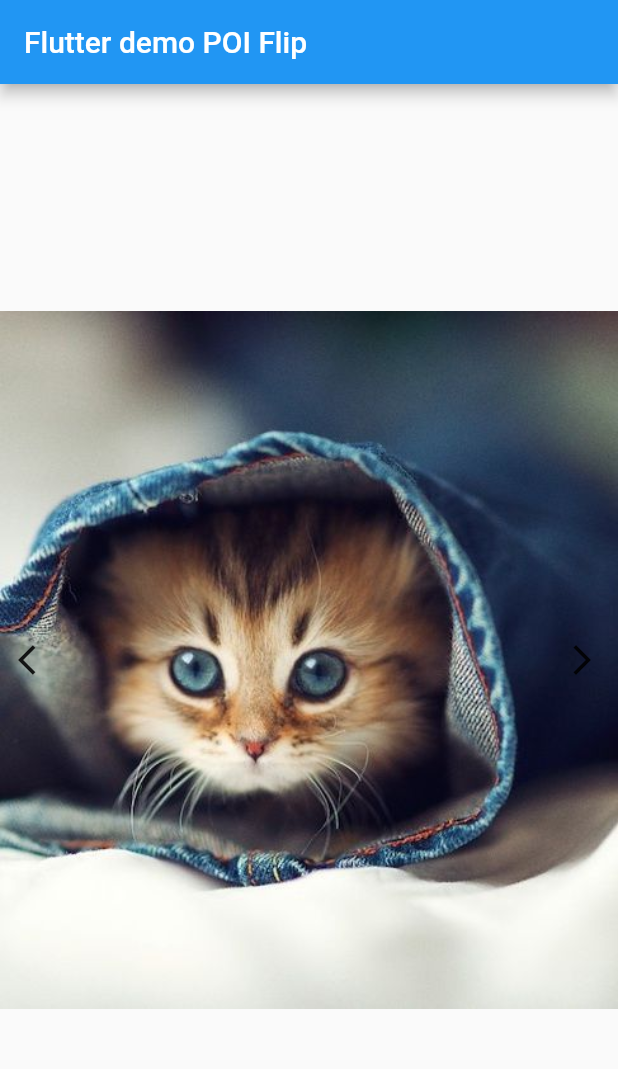
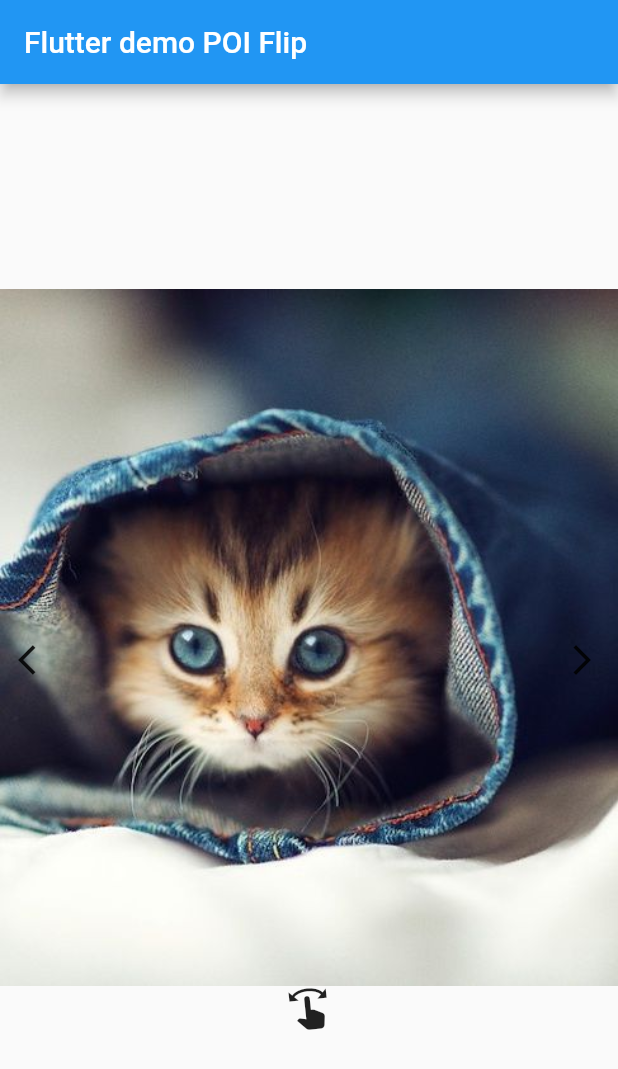
Before and after one commit to AlbaneseRemy/poi_flip, a Flutter app: the screen it shows after launch, on a phone screen of 412 x 824 dp. Shown: the top 1069 px of the screen. Run offline on Flutter 3.47's test engine with Material 2 defaults, Android fonts, the light colour scheme and no system bars.

Commit message:
Added a small indicator that indicated you can swipe

```diff
--- /dev/null
+++ b/lib/animated_swipe.dart
@@ -0,0 +1,58 @@
+import 'package:flutter/material.dart';
+import 'dart:math';
+
+class AnimatedSwipe extends StatefulWidget {
+  const AnimatedSwipe({Key? key}) : super(key: key);
+
+  @override
+  State<AnimatedSwipe> createState() => _AnimatedSwipeState();
+}
+
+class _AnimatedSwipeState extends State<AnimatedSwipe> with SingleTickerProviderStateMixin {
+
+  late AnimationController _controller;
+  late Animation<double> _animation;
+
+
+  @override
+  void initState() {
+    _controller = AnimationController(
+      duration: const Duration(milliseconds: 500),
+      vsync: this,
+    )..repeat(reverse: true);
+
+    final curve = CurvedAnimation(
+      parent: _controller,
+      curve: Curves.easeInOut, // Choose your desired curve here
+    );
+
+    _animation = Tween(begin: -0.05, end: 0.05).animate(curve);
+
+
+    super.initState();
+  }
+
+  @override
+  void dispose(){
+    super.dispose();
+    _controller.dispose();
+  }
+
+  @override
+  Widget build(BuildContext context) {
+    return AnimatedBuilder(
+      animation: _controller,
+      builder: (context, child) {
+        return RotationTransition(
+          turns: _animation,
+          child: Row(
+            mainAxisAlignment: MainAxisAlignment.center,
+            children: const [
+              Icon(Icons.swipe, size: 30,),
+            ],
+          ),
+        );
+      },
+    );
+  }
+}
--- a/lib/main.dart
+++ b/lib/main.dart
@@ -1,4 +1,5 @@
 import 'package:flutter/material.dart';
+import 'package:poi_flip/animated_swipe.dart';
 import 'package:poi_flip/transform_test.dart';
 import 'dart:math';
 
@@ -71,11 +72,15 @@ class _MyHomePageState extends State<MyHomePage> with SingleTickerProviderStateM
       ),
       body: Stack(
         children: <Widget>[
-          Center(
-            child: GestureDetector(
+          GestureDetector(
             onHorizontalDragEnd: (details) => flipImage(details),
-              child: Stack(children: [
+            child: Column(
+              mainAxisAlignment: MainAxisAlignment.center,
+              crossAxisAlignment: CrossAxisAlignment.center,
+              children: [
+                Stack(children: [
                   for (var image in images.reversed)
+
                     Transform(
                         transform: Matrix4.identity()
                           ..setEntry(3, 2, 0.001)
@@ -83,6 +88,8 @@ class _MyHomePageState extends State<MyHomePage> with SingleTickerProviderStateM
                         alignment: FractionalOffset.center,
                         child: Visibility(visible: currentIndex == images.indexOf(image), child: Image.asset(image, fit: BoxFit.cover))),
                 ]),
+                const Center(child: AnimatedSwipe()),
+              ],
             ),
           ),
           Center(
```
Lines whose indentation alone changed are shown as unchanged.
